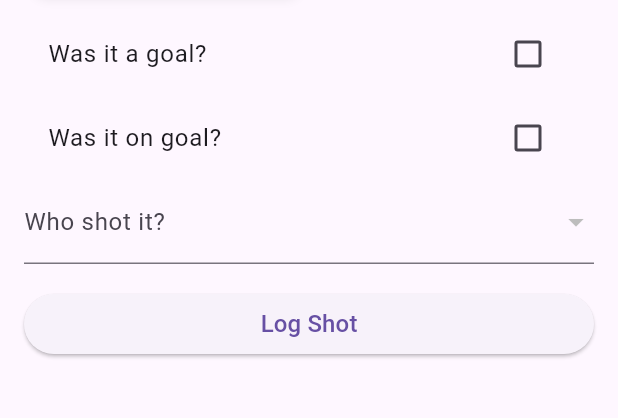
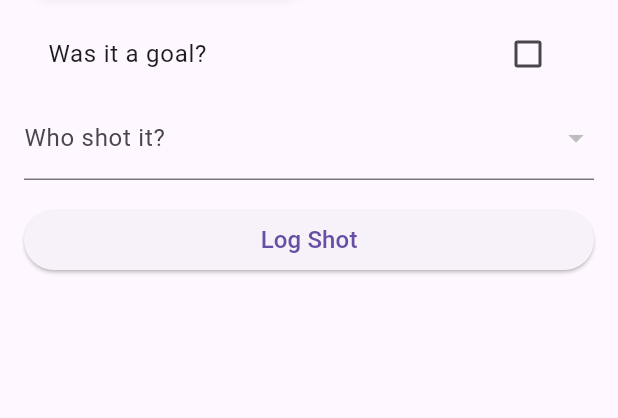
Before and after one commit to chrissandico/hockey_stats_app, a Flutter app: the LogShotScreen screen opened directly with empty values, on a phone screen of 412 x 824 dp, the part 495-913 px from its top. Run offline on Flutter 3.47's test engine with Material 3 defaults, Android fonts, the light colour scheme and no system bars; our stand-ins replace data_table_2, flutter_svg, google_sign_in, googleapis_auth, hive, hive_flutter; missing offline and left inert: extension_google_sign_in_as_googleapis_auth, googleapis; accounts and stored records are empty.

Commit message:
removed was it on goal checkbox

```diff
--- a/lib/screens/log_shot_screen.dart
+++ b/lib/screens/log_shot_screen.dart
@@ -162,14 +162,14 @@ class _LogShotScreenState extends State<LogShotScreen> {
         _eventBeingEdited!.primaryPlayerId = _selectedTeam == 'your_team' ? _selectedShooter?.id ?? '' : '';
         _eventBeingEdited!.assistPlayer1Id = _isGoal ? _selectedAssist1?.id : null;
         _eventBeingEdited!.isGoal = _isGoal;
-        _eventBeingEdited!.isOnGoal = _isGoal || _isOnGoal;
+        _eventBeingEdited!.isOnGoal = true; // Every shot is considered on goal
         _eventBeingEdited!.isSynced = false;
         _eventBeingEdited!.yourTeamPlayersOnIceIds = _isGoal ? _getPlayersOnIceIds() : null;
 
         print('  IsGoal after: ${_eventBeingEdited!.isGoal}');
 
         eventToProcess = _eventBeingEdited!;
-        successMessage = 'Shot updated for ${(_selectedTeam == 'your_team' && _selectedShooter != null) ? '#${_selectedShooter!.jerseyNumber} ' : ''}${_selectedTeam}${_isGoal ? " (Goal)" : _isOnGoal ? " (On Goal)" : ""}';
+        successMessage = 'Shot updated for ${(_selectedTeam == 'your_team' && _selectedShooter != null) ? '#${_selectedShooter!.jerseyNumber} ' : ''}${_selectedTeam}${_isGoal ? " (Goal)" : ""}';
 
         await gameEventsBox.put(eventToProcess.id, eventToProcess);
         print('Event updated in Hive');
@@ -229,13 +229,13 @@ class _LogShotScreenState extends State<LogShotScreen> {
           assistPlayer1Id: _isGoal ? _selectedAssist1?.id : null,
           assistPlayer2Id: null,
           isGoal: _isGoal,
-          isOnGoal: _isGoal || _isOnGoal,
+          isOnGoal: true, // Every shot is considered on goal
           isSynced: false,
           yourTeamPlayersOnIceIds: _isGoal ? _getPlayersOnIceIds() : null,
         );
 
         eventToProcess = newShotEvent;
-        successMessage = 'Shot logged for ${(_selectedTeam == 'your_team' && _selectedShooter != null) ? '#${_selectedShooter!.jerseyNumber} ' : ''}${_selectedTeam}${_isGoal ? " (Goal)" : _isOnGoal ? " (On Goal)" : ""}';
+        successMessage = 'Shot logged for ${(_selectedTeam == 'your_team' && _selectedShooter != null) ? '#${_selectedShooter!.jerseyNumber} ' : ''}${_selectedTeam}${_isGoal ? " (Goal)" : ""}';
 
         print('Saving new event to Hive:');
         print('  ID: ${eventToProcess.id}');
@@ -524,32 +524,16 @@ class _LogShotScreenState extends State<LogShotScreen> {
                 const SizedBox(height: 20.0),
 
                 // Shot Result Checkboxes
-                Column(
-                  children: [
                 CheckboxListTile(
                   title: const Text('Was it a goal?', style: TextStyle(fontSize: 16)),
                   value: _isGoal,
                   onChanged: (value) {
                     setState(() {
                       _isGoal = value!;
-                          // If it's a goal, it must be on goal
-                          if (value) {
+                      // Every shot is considered on goal
                       _isOnGoal = true;
-                          }
                     });
                   },
-                    ),
-                    if (!_isGoal) // Only show "On Goal" checkbox if it's not a goal
-                      CheckboxListTile(
-                        title: const Text('Was it on goal?', style: TextStyle(fontSize: 16)),
-                        value: _isOnGoal,
-                        onChanged: (value) {
-                          setState(() {
-                            _isOnGoal = value!;
-                          });
-                        },
-                      ),
-                  ],
                 ),
 
                 if (_selectedTeam == 'your_team')
```
Lines whose indentation alone changed are shown as unchanged.
